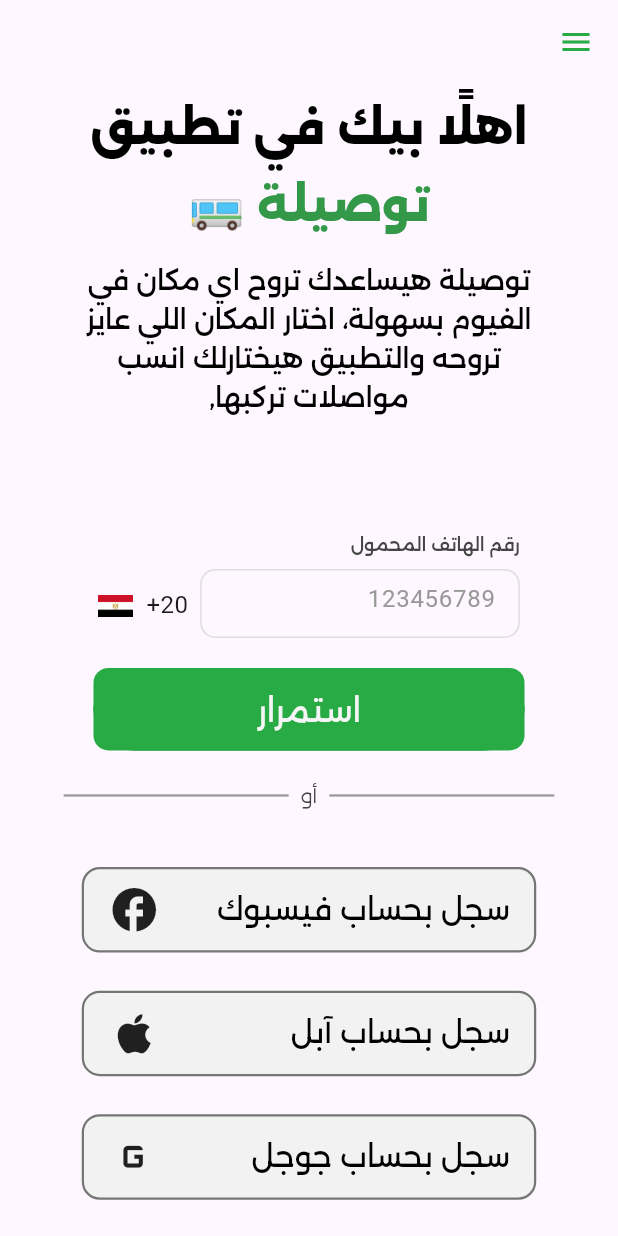
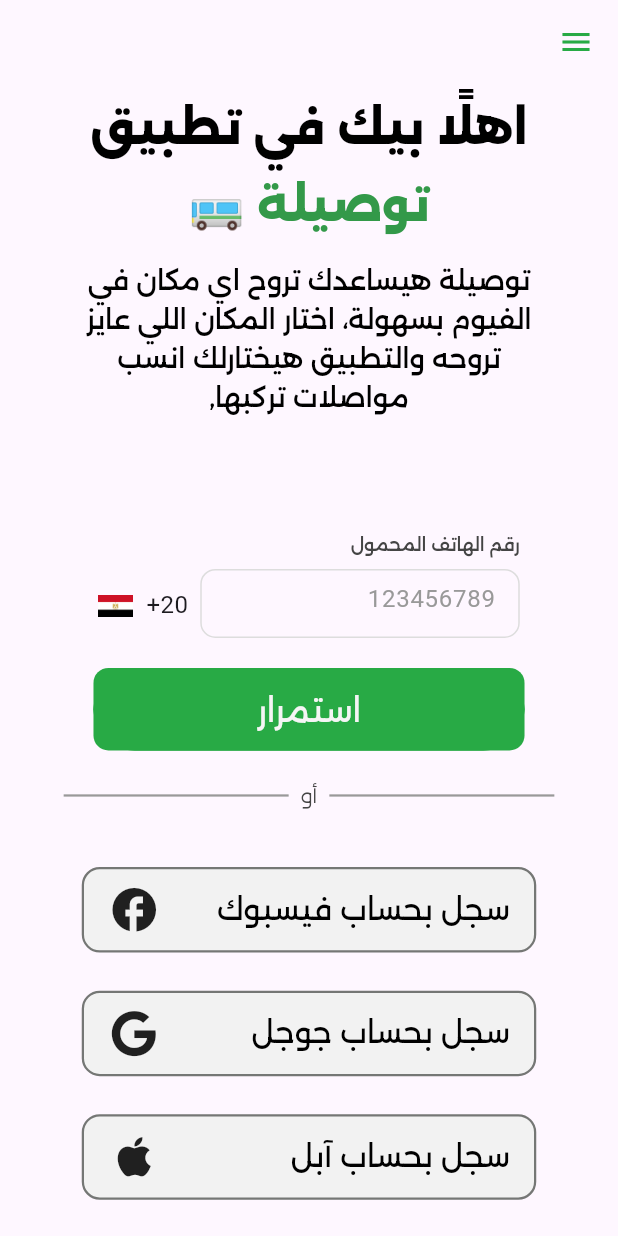
Before and after one commit to oashrafouad/Tawsela, a Flutter app: the screen it shows after launch, on a phone screen of 412 x 824 dp. Run offline on Flutter 3.47's test engine with Material 3 defaults, Android fonts, the phone set to English and light mode, and no system bars; our stand-ins replace bloc, flutter_bloc, geocoding, geolocator, google_maps_flutter, image_cropper and 1 more.

Commit message:
fix sign in with google icon

```diff
--- a/lib/view/screens/Passenger/WelcomePage.dart
+++ b/lib/view/screens/Passenger/WelcomePage.dart
@@ -5,6 +5,7 @@ import 'package:tawsela_app/generated/l10n.dart';
 import 'package:tawsela_app/models/bloc_models/language/language_bloc.dart';
 import 'package:tawsela_app/view/screens/Passenger/smsVerfication.dart';
 import 'package:tawsela_app/view/widgets/customButton.dart';
+import 'package:tawsela_app/view/widgets/customGoogleIcon.dart';
 import 'package:tawsela_app/view/widgets/customListTile.dart';
 import 'package:tawsela_app/view/widgets/customTextButton.dart';
 import 'package:tawsela_app/view/widgets/customTextField.dart';
@@ -200,15 +201,16 @@ class WelcomePage extends StatelessWidget {
 
                       backgroundColor: kGreyButton,
                       borderColor: kGreyButtonBorder,
+                      trailing:
+                          S.of(context).singInGoogle,
+                      icon: CustomGoogleIcon.google,
+            ),
+                  CustomListTile(
+
+                      backgroundColor: kGreyButton,
+                      borderColor: kGreyButtonBorder,
                       trailing: S.of(context).singInApple,
                       icon: Icons.apple),
-                  CustomListTile(
-
-                       backgroundColor: kGreyButton,
-                      borderColor: kGreyButtonBorder,
-                      trailing:
-                          S.of(context).singInGoogle,
-                      icon: Icons.g_mobiledata),
                 ],
               ),
             ),
--- /dev/null
+++ b/lib/view/widgets/customGoogleIcon.dart
@@ -0,0 +1,10 @@
+import 'package:flutter/widgets.dart';
+
+class CustomGoogleIcon {
+  CustomGoogleIcon._();
+
+  static const _kFontFam = 'CustomGoogleIcon';
+  static const String? _kFontPkg = null;
+
+  static const IconData google = IconData(0xf1a0, fontFamily: _kFontFam, fontPackage: _kFontPkg);
+}
--- a/pubspec.yaml
+++ b/pubspec.yaml
@@ -93,6 +93,9 @@ flutter:
     - family: Alexandria
       fonts:
         - asset: assets/fonts/Alexandria-VariableFont_wght.ttf
+    - family: CustomGoogleIcon
+      fonts:
+        - asset: assets/custom_icons/CustomGoogleIcon.ttf
   #       - asset: fonts/Schyler-Italic.ttf
   #         style: italic
   #   - family: Trajan Pro
```
Also changed, not shown: assets/custom_icons/CustomGoogleIcon.ttf (added).
